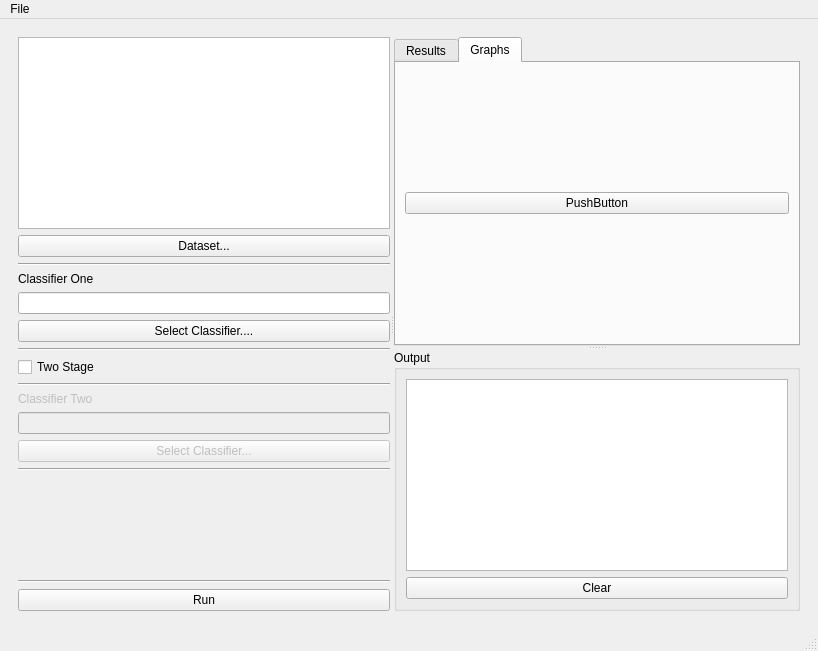
Qt form QtCreator/mainWindow.ui (Boxfort/dissertation) before a commit.
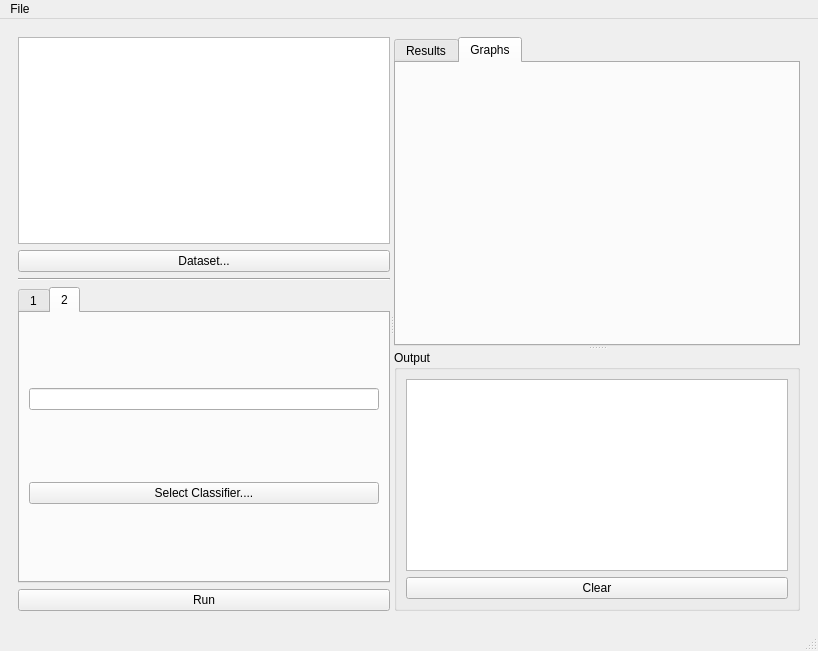
The same form after that commit. The open tabs and pages were chosen to show the change.

What changed in the file:
```diff
--- a/QtCreator/mainWindow.ui
+++ b/QtCreator/mainWindow.ui
@@ -74,12 +74,22 @@
             </widget>
            </item>
            <item>
-            <widget class="Line" name="line">
+            <widget class="Line" name="line_2">
              <property name="orientation">
               <enum>Qt::Horizontal</enum>
              </property>
             </widget>
            </item>
+           <item>
+            <widget class="QTabWidget" name="tab_classifiers">
+             <property name="currentIndex">
+              <number>0</number>
+             </property>
+             <widget class="QWidget" name="tab_3">
+              <attribute name="title">
+               <string>1</string>
+              </attribute>
+              <layout class="QVBoxLayout" name="verticalLayout_4">
            <item>
             <widget class="QLabel" name="label_2">
              <property name="text">
@@ -87,6 +97,13 @@
              </property>
             </widget>
            </item>
+               <item>
+                <widget class="Line" name="line_5">
+                 <property name="orientation">
+                  <enum>Qt::Horizontal</enum>
+                 </property>
+                </widget>
+               </item>
            <item>
             <widget class="QLineEdit" name="txt_alg1">
              <property name="sizePolicy">
@@ -105,7 +122,7 @@
             </widget>
            </item>
            <item>
-            <widget class="Line" name="line_5">
+                <widget class="Line" name="line">
              <property name="orientation">
               <enum>Qt::Horizontal</enum>
              </property>
@@ -119,7 +136,7 @@
             </widget>
            </item>
            <item>
-            <widget class="Line" name="line_4">
+                <widget class="Line" name="line_3">
              <property name="orientation">
               <enum>Qt::Horizontal</enum>
              </property>
@@ -159,7 +176,7 @@
             </widget>
            </item>
            <item>
-            <widget class="Line" name="line_3">
+                <widget class="Line" name="line_4">
              <property name="orientation">
               <enum>Qt::Horizontal</enum>
              </property>
@@ -178,11 +195,32 @@
              </property>
             </spacer>
            </item>
+              </layout>
+             </widget>
+             <widget class="QWidget" name="tab_4">
+              <attribute name="title">
+               <string>2</string>
+              </attribute>
+              <layout class="QVBoxLayout" name="verticalLayout_5">
            <item>
-            <widget class="Line" name="line_2">
-             <property name="orientation">
-              <enum>Qt::Horizontal</enum>
-             </property>
+                <widget class="QLineEdit" name="txt_alg1_2">
+                 <property name="sizePolicy">
+                  <sizepolicy hsizetype="Preferred" vsizetype="Fixed">
+                   <horstretch>0</horstretch>
+                   <verstretch>0</verstretch>
+                  </sizepolicy>
+                 </property>
+                </widget>
+               </item>
+               <item>
+                <widget class="QPushButton" name="btn_alg1_2">
+                 <property name="text">
+                  <string>Select Classifier....</string>
+                 </property>
+                </widget>
+               </item>
+              </layout>
+             </widget>
             </widget>
            </item>
            <item>
@@ -226,15 +264,7 @@
                <attribute name="title">
                 <string>Graphs</string>
                </attribute>
-               <layout class="QGridLayout" name="gridLayout">
-                <item row="0" column="0">
-                 <widget class="QPushButton" name="findme">
-                  <property name="text">
-                   <string>PushButton</string>
-                  </property>
-                 </widget>
-                </item>
-               </layout>
+               <layout class="QGridLayout" name="gridLayout"/>
               </widget>
              </widget>
              <widget class="QGroupBox" name="groupBox">
```
Lines whose indentation alone changed are shown as unchanged.
